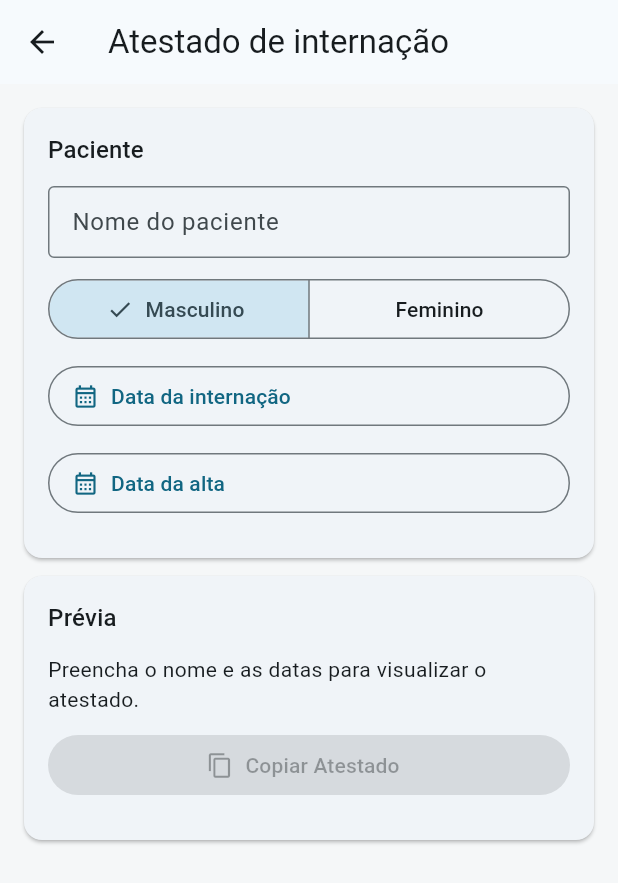
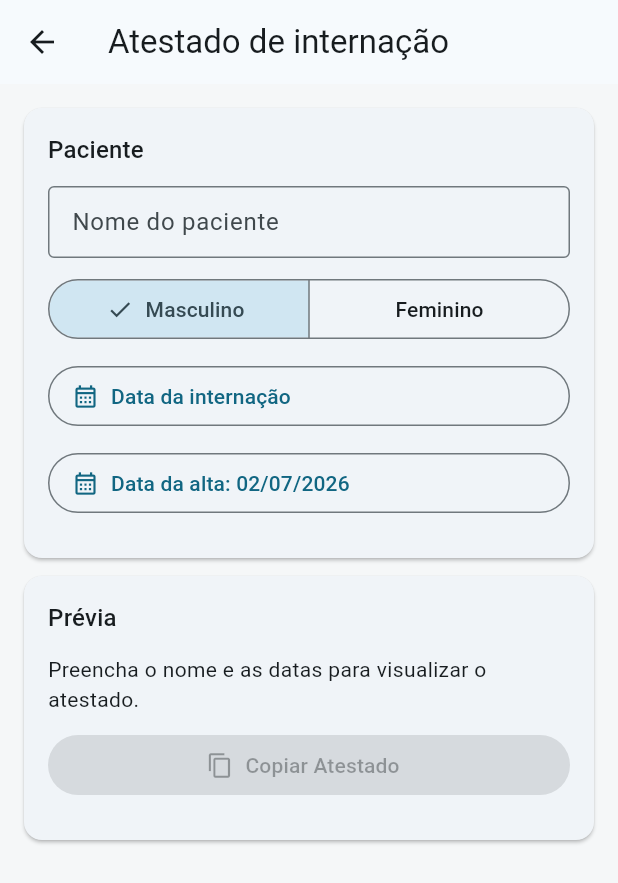
Before and after one commit to AllanSakai/evolucao-uti, a Flutter app: the CertificateScreen screen opened directly, on a phone screen of 412 x 824 dp. Shown: the top 883 px of the screen. Run offline on Flutter 3.47's test engine with Material 3 defaults, Android fonts, the phone set to English and light mode, and no system bars; our stand-ins replace shared_preferences, supabase_flutter; accounts and stored records are empty.

Commit message:
Preenche alta com a data atual

```diff
--- a/lib/screens/certificate_screen.dart
+++ b/lib/screens/certificate_screen.dart
@@ -17,7 +17,7 @@ class _CertificateScreenState extends State<CertificateScreen> {
   final _service = CertificateService();
   PatientSex _sex = PatientSex.male;
   DateTime? _admission;
-  DateTime? _discharge;
+  DateTime? _discharge = DateUtils.dateOnly(DateTime.now());
 
   String get _text {
     if (_name.text.trim().isEmpty || _admission == null || _discharge == null) {
```
